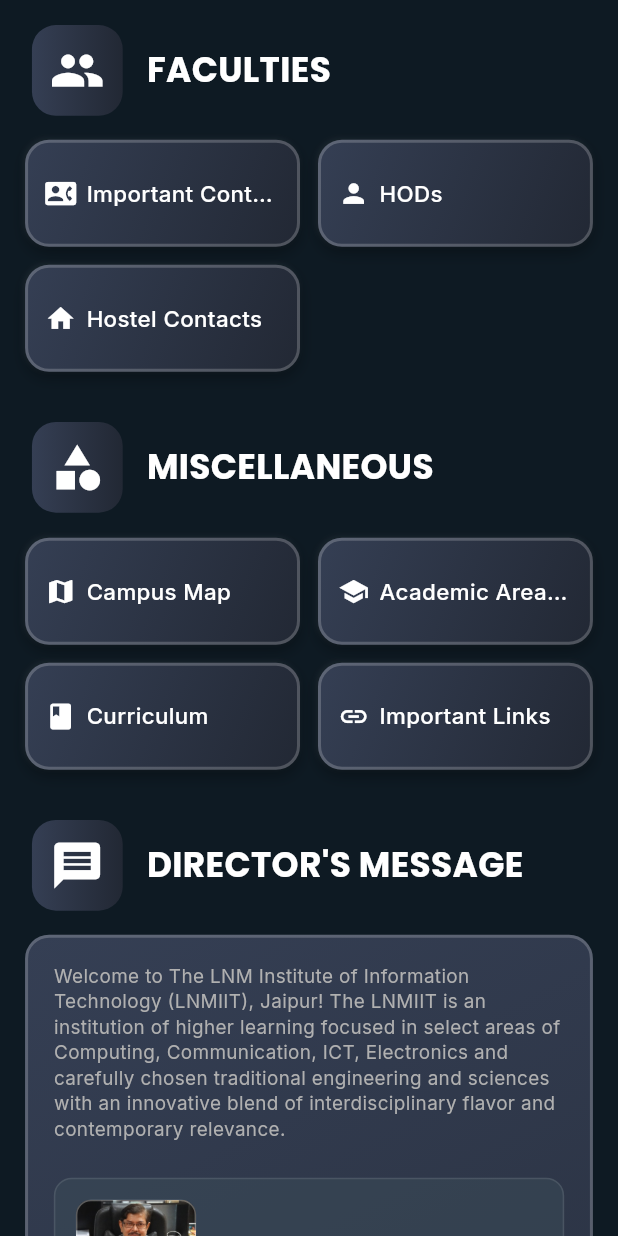
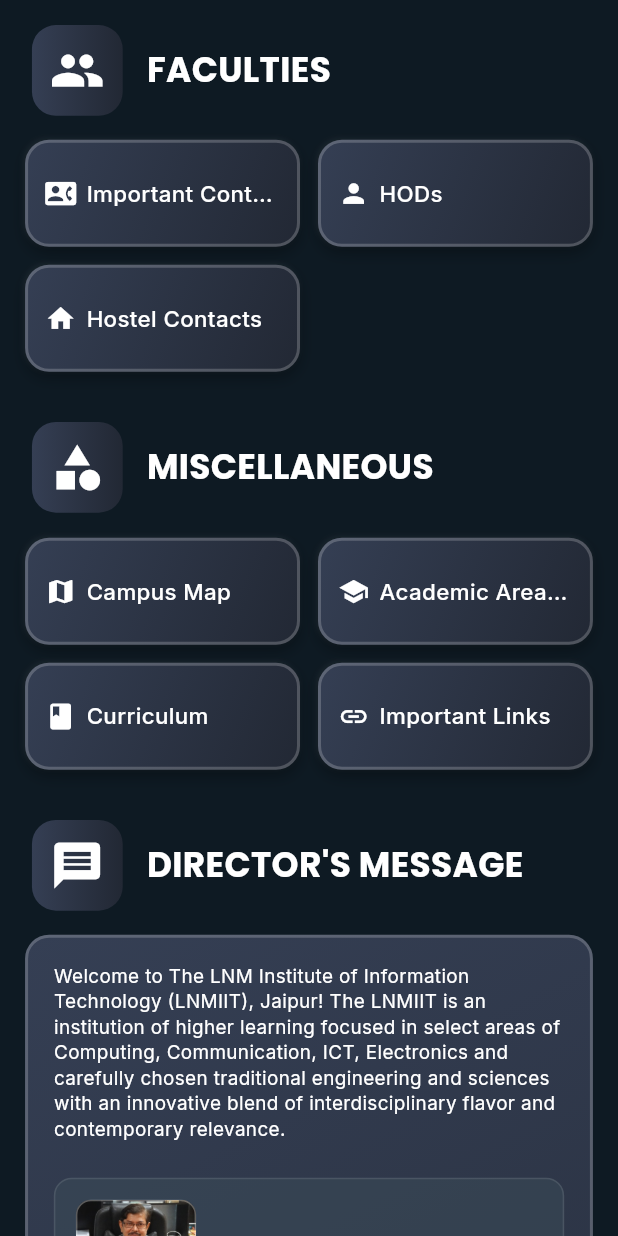
Before and after one commit to ZenithRizz/ccell, a Flutter app: the LNMPage screen opened directly, on a phone screen of 412 x 824 dp. Run offline on Flutter 3.47's test engine with Material 3 defaults, Android fonts, the phone set to English and light mode, and no system bars; our stand-ins replace dio, firebase_auth, firebase_core, firebase_messaging, flutter_local_notifications, flutter_screenutil and 6 more; missing offline and left inert: pwa_install, syncfusion_flutter_pdfviewer; accounts and stored records are empty.

Commit message:
minor changes

```diff
--- a/lib/lnm_page.dart
+++ b/lib/lnm_page.dart
@@ -278,7 +278,7 @@
           Text(
             'Welcome to The LNM Institute of Information Technology (LNMIIT), Jaipur! The LNMIIT is an institution of higher learning focused in select areas of Computing, Communication, ICT, Electronics and carefully chosen traditional engineering and sciences with an innovative blend of interdisciplinary flavor and contemporary relevance.',
             style: GoogleFonts.inter(
-              color: Color(0xFFB0B0B0),
+              color: Colors.white,
               fontSize: 11.sp,
               height: 1.1.h,
             ),
@@ -330,7 +330,7 @@
           Text(
             'The Institute, in spite of being young (founded in 2002, jointly by the Government of Rajasthan and the Lakshmi & Usha Mittal Foundation in the public-private partnership mode) is considered as one of the best institutions in its chosen areas of higher learning, both in the state and the country. In addition to having been accredited by the National Assessment & Accreditation Council (NAAC) as an "A" grade institution, the LNMIIT has been ranked fairly high by many different agencies in the recent past as may be noticed elsewhere on the official web-portal.',
             style: TextStyle(
-              color: Color(0xFFB0B0B0),
+              color: Colors.white,
               fontSize: 11.sp,
               height: 1.1.h,
             ),
@@ -339,7 +339,7 @@
           Text(
             'The Institute takes pride in its eco-system that aims to groom incoming students into academically strong yet well-rounded personality based professionals who could adapt themselves to the challenges posed by the ever-changing world and working environments.',
             style: GoogleFonts.inter(
-              color: Color(0xFFB0B0B0),
+              color: Colors.white,
               fontSize: 11.sp,
               height: 1.1.h,
             ),
@@ -348,7 +348,7 @@
           Text(
             'If you are an aspiring student, we welcome you to take a good look at our website and preferably consider visiting the campus for getting to know it even better by getting the first hand feel of its ambience and interacting with faculty and students so that you could take a well-informed decision. If you have already applied to the LNMIIT, have been offered an admission and accepted the offer, Congratulations and Welcome to this new home of yours for next few years!',
             style: GoogleFonts.inter(
-              color: Color(0xFFB0B0B0),
+              color: Colors.white,
               fontSize: 11.sp,
               height: 1.1.h,
             ),
```
